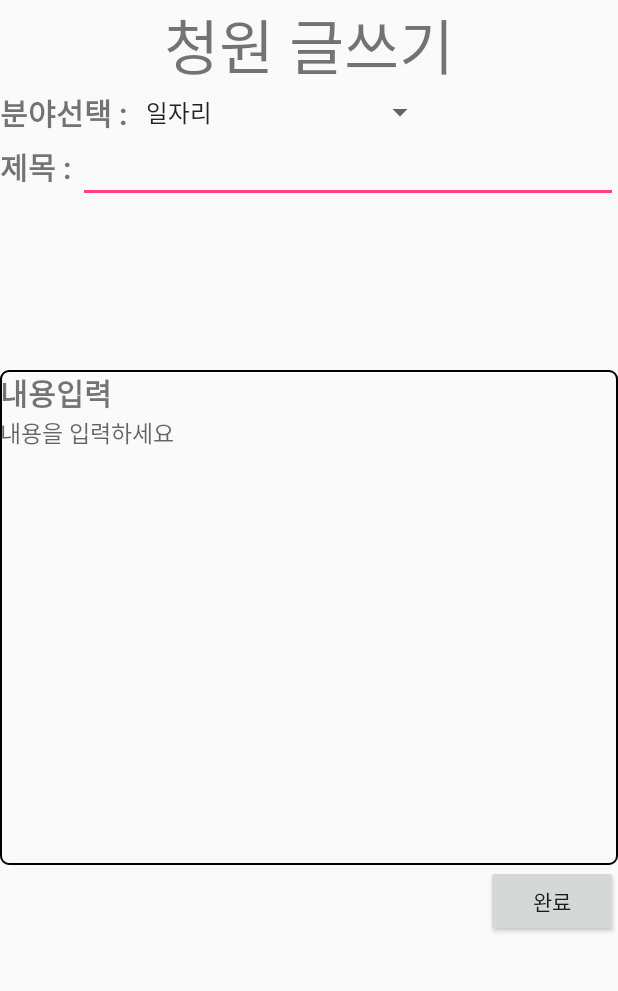
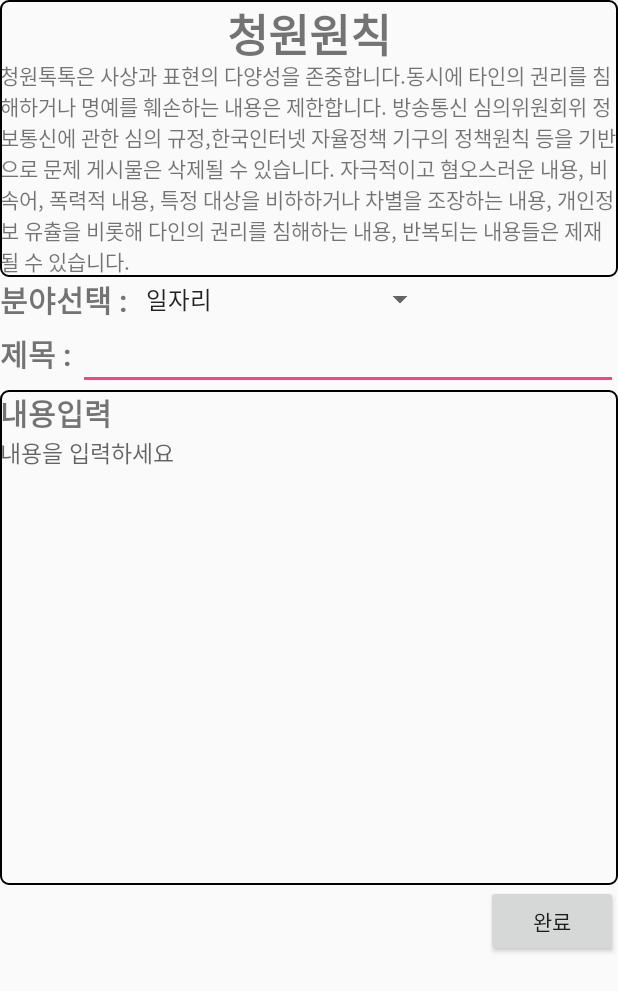
Before and after one commit to kang-yg/My_Cheongwon, an Android app: the WriteActivity screen opened directly, with no data from a screen before it, on a phone screen of 412 x 824 dp. Shown: the top 991 px of the screen. Run offline under Robolectric (Android 15) with nearby library versions, the phone set to English and light mode, and no system bars.

Commit message:
글 작성 원칙 추가

```diff
--- a/Cheongwon/app/src/main/java/com/example/yg/cheongwon/CommentActivity.java
+++ b/Cheongwon/app/src/main/java/com/example/yg/cheongwon/CommentActivity.java
@@ -25,7 +25,7 @@ public class CommentActivity extends AppCompatActivity {
         listCommentItem.add(new Comment_ItemList("글쓴이01", new Date(System.currentTimeMillis()), "내용01","0","0"));
         listCommentItem.add(new Comment_ItemList("글쓴이02", new Date(System.currentTimeMillis()), "내용02","0","0"));
         listCommentItem.add(new Comment_ItemList("글쓴이03", new Date(System.currentTimeMillis()), "내용03","0","0"));
-        listCommentItem.add(new Comment_ItemList("글쓴이04", new Date(System.currentTimeMillis()), "내용04","0","0"));
+        /*listCommentItem.add(new Comment_ItemList("글쓴이04", new Date(System.currentTimeMillis()), "내용04","0","0"));
         listCommentItem.add(new Comment_ItemList("글쓴이05", new Date(System.currentTimeMillis()), "내용05","0","0"));
         listCommentItem.add(new Comment_ItemList("글쓴이06", new Date(System.currentTimeMillis()), "내용06","0","0"));
         listCommentItem.add(new Comment_ItemList("글쓴이07", new Date(System.currentTimeMillis()), "내용07","0","0"));
@@ -36,7 +36,7 @@ public class CommentActivity extends AppCompatActivity {
         listCommentItem.add(new Comment_ItemList("글쓴이12", new Date(System.currentTimeMillis()), "내용12","0","0"));
         listCommentItem.add(new Comment_ItemList("글쓴이13", new Date(System.currentTimeMillis()), "내용13","0","0"));
         listCommentItem.add(new Comment_ItemList("글쓴이14", new Date(System.currentTimeMillis()), "내용14","0","0"));
-
+*/
         commentListAdapter= new CommentListAdapter(CommentActivity.this, listCommentItem);
         commentListView.setAdapter(commentListAdapter);
 
--- a/Cheongwon/app/src/main/java/com/example/yg/cheongwon/CommentListAdapter.java
+++ b/Cheongwon/app/src/main/java/com/example/yg/cheongwon/CommentListAdapter.java
@@ -73,6 +73,7 @@ public class CommentListAdapter extends BaseAdapter {
         goodButton.setOnClickListener(new View.OnClickListener() {
             @Override
             public void onClick(View v) {
+                countGood.setText(list_CommentArray.get(position).getCommentCountGood()+1);
                 Toast.makeText(context, "좋아요 클릭", Toast.LENGTH_SHORT).show();
             }
         });
--- a/Cheongwon/app/src/main/java/com/example/yg/cheongwon/MainActivity.java
+++ b/Cheongwon/app/src/main/java/com/example/yg/cheongwon/MainActivity.java
@@ -14,13 +14,13 @@ public class MainActivity extends AppCompatActivity {
         super.onCreate(savedInstanceState);
         setContentView(R.layout.activity_login); //activity_login
 
-/*        Button loginButton = findViewById(R.id.login);
+        Button loginButton = findViewById(R.id.login);
         loginButton.setOnClickListener(new View.OnClickListener() {
             @Override
             public void onClick(View v) {
                 Intent loginIntent = new Intent(getApplicationContext(),)
             }
-        });*/
+        });
 
 /*        Button joinInButton = findViewById(R.id.JoinIn);
         joinInButton.setOnClickListener(new View.OnClickListener() {
--- a/Cheongwon/app/src/main/res/layout/comment.xml
+++ b/Cheongwon/app/src/main/res/layout/comment.xml
@@ -217,7 +217,6 @@
         android:layout_width="match_parent"
         android:layout_height="match_parent"
         android:layout_below="@+id/allComment">
-
     </ListView>
 
 
--- a/Cheongwon/app/src/main/res/layout/write_cheongwon.xml
+++ b/Cheongwon/app/src/main/res/layout/write_cheongwon.xml
@@ -3,20 +3,39 @@
     android:layout_width="match_parent"
     android:layout_height="match_parent">
 
-    <TextView
-        android:id="@+id/write_title"
+    <LinearLayout
+        android:id="@+id/choeongwonRuleTitle"
         android:layout_width="match_parent"
         android:layout_height="wrap_content"
-        android:gravity="center"
-        android:text="청원 글쓰기"
-        android:textSize="40dp" />
+        android:background="@drawable/border"
+        android:orientation="vertical">
+
+        <TextView
+            android:id="@+id/cheongwonRule"
+            android:layout_width="match_parent"
+            android:layout_height="40dp"
+            android:gravity="center"
+            android:text="청원원칙"
+            android:textSize="30dp"
+            android:textStyle="bold" />
+
+        <ScrollView
+            android:layout_width="match_parent"
+            android:layout_height="wrap_content">
+
+            <TextView
+                android:layout_width="match_parent"
+                android:layout_height="100dp"
+                android:text="@string/cheongwonRule" />
+        </ScrollView>
+    </LinearLayout>
 
     <LinearLayout
         android:id="@+id/agencyLayout"
         android:layout_width="match_parent"
         android:layout_height="wrap_content"
         android:layout_alignParentStart="true"
-        android:layout_below="@+id/write_title">
+        android:layout_below="@+id/choeongwonRuleTitle">
 
         <TextView
             android:layout_width="wrap_content"
@@ -57,9 +76,10 @@
         android:layout_width="match_parent"
         android:layout_height="wrap_content"
         android:layout_alignParentStart="true"
+        android:layout_below="@+id/subjectLayout"
         android:layout_centerVertical="true"
-        android:orientation="vertical"
-        android:background="@drawable/border">
+        android:background="@drawable/border"
+        android:orientation="vertical">
 
         <TextView
             android:layout_width="match_parent"
@@ -85,8 +105,7 @@
         android:id="@+id/write_commit"
         android:layout_width="wrap_content"
         android:layout_height="wrap_content"
+        android:layout_alignParentEnd="true"
         android:layout_below="@+id/contentLayout"
-        android:layout_alignParentEnd="true"
-        android:text="완료"/>
-
+        android:text="완료" />
 </RelativeLayout>
--- a/Cheongwon/app/src/main/res/values/strings.xml
+++ b/Cheongwon/app/src/main/res/values/strings.xml
@@ -5,4 +5,8 @@
     <string name="title_myInfo">나의 정보</string>
     <string name="success_joinin">회원가입 완료</string>
     <string name="success_write">글쓰기 완료</string>
+
+    <string name="cheongwonRule">청원톡톡은 사상과 표현의 다양성을 존중합니다.동시에 타인의 권리를 침해하거나 명예를 훼손하는 내용은 제한합니다.
+        방송통신 심의위원회위 "정보통신에 관한 심의 규정",한국인터넷 자율정책 기구의 "정책원칙" 등을 기반으로 문제 게시물은 삭제될 수  있습니다.
+        자극적이고 혐오스러운 내용, 비속어, 폭력적 내용, 특정 대상을 비하하거나 차별을 조장하는 내용, 개인정보 유츌을 비롯해 다인의 권리를 침해하는 내용, 반복되는 내용들은 제재될 수 있습니다.</string>
 </resources>
```
